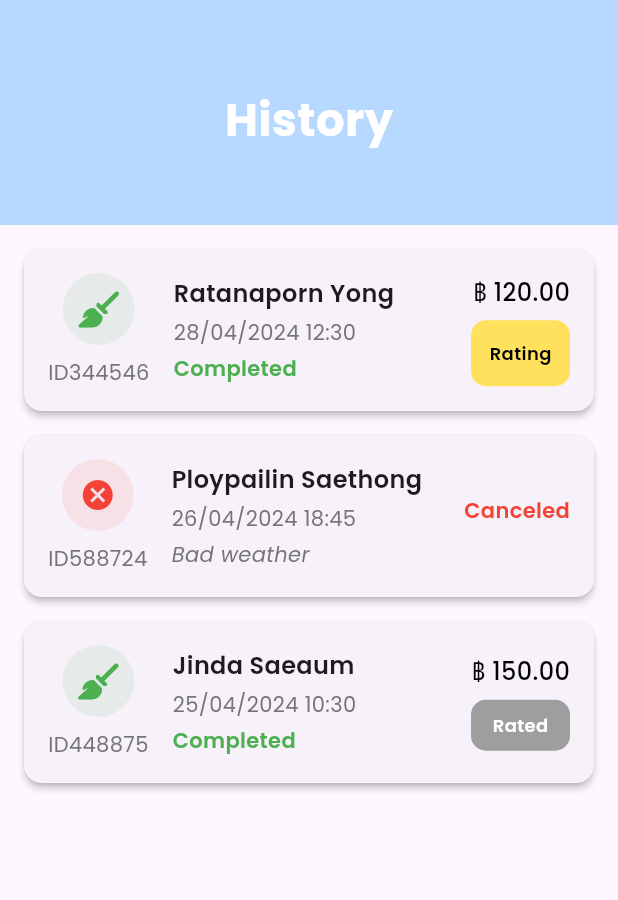
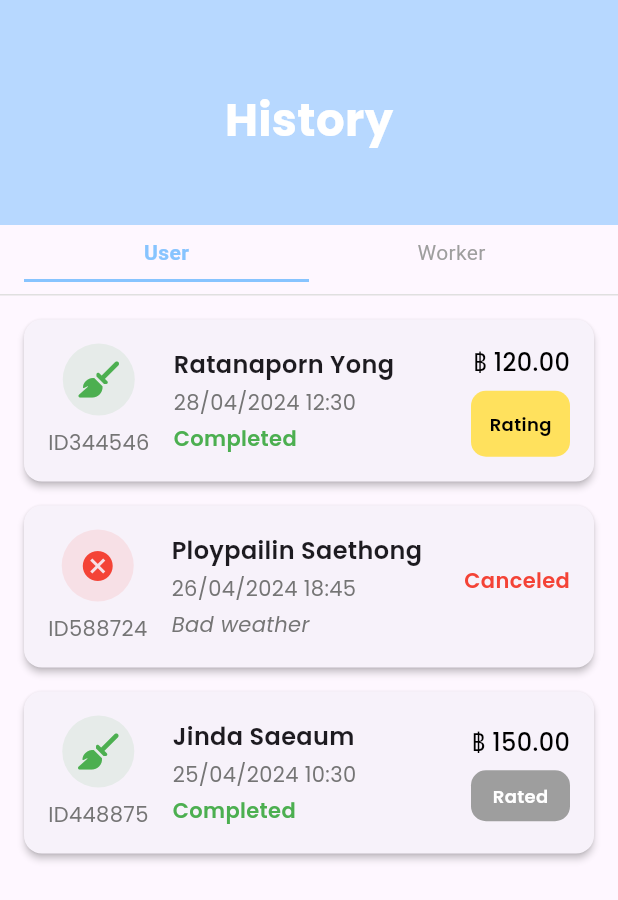
Before and after one commit to Kamila3820/HOCA_frontend, a Flutter app: the HistoryPage screen opened directly, on a phone screen of 412 x 824 dp. Shown: the top 900 px of the screen. Run offline on Flutter 3.47's test engine with Material 3 defaults, Android fonts, the phone set to English and light mode, and no system bars; our stand-ins replace dio, flutter_dotenv, font_awesome_flutter, geocoding, google_fonts, google_maps_flutter and 5 more; missing offline and left inert: flutter_platform_alert; accounts and stored records are empty; generated files the repository leaves out were written again.

Commit message:
31_commit
separate history with worker and user

```diff
--- a/hoca_frontend/lib/pages/history.dart
+++ b/hoca_frontend/lib/pages/history.dart
@@ -3,8 +3,72 @@ import 'package:font_awesome_flutter/font_awesome_flutter.dart';
 import 'package:google_fonts/google_fonts.dart';
 import 'package:hoca_frontend/components/history/history_card.dart';
 
-class HistoryPage extends StatelessWidget {
+class MessageNotificationTab extends StatelessWidget {
+  final Function(int) onTabSelected;
+  final int selectedIndex;
+
+  const MessageNotificationTab({
+    Key? key,
+    required this.onTabSelected,
+    required this.selectedIndex,
+  }) : super(key: key);
+
+  @override
+  Widget build(BuildContext context) {
+    return Container(
+      padding: EdgeInsets.symmetric(horizontal: 16, vertical: 8),
+      decoration: BoxDecoration(
+        border: Border(
+          bottom: BorderSide(
+            color: Colors.grey[300]!,
+            width: 1,
+          ),
+        ),
+      ),
+      child: Row(
+        children: [
+          _buildTab('User', 0),
+          _buildTab('Worker', 1),
+        ],
+      ),
+    );
+  }
+
+  Widget _buildTab(String title, int index) {
+    final isSelected = selectedIndex == index;
+    return Expanded(
+      child: GestureDetector(
+        onTap: () => onTabSelected(index),
+        child: Column(
+          children: [
+            Text(
+              title,
+              style: TextStyle(
+                color: isSelected ? const Color(0xFF87C4FF) : Colors.grey,
+                fontWeight: isSelected ? FontWeight.bold : FontWeight.normal,
+              ),
+            ),
+            SizedBox(height: 8),
+            Container(
+              height: 2,
+              color: isSelected ? const Color(0xFF87C4FF) : Colors.transparent,
+            ),
+          ],
+        ),
+      ),
+    );
+  }
+}
+
+class HistoryPage extends StatefulWidget {
   const HistoryPage({super.key});
+
+  @override
+  _HistoryPageState createState() => _HistoryPageState();
+}
+
+class _HistoryPageState extends State<HistoryPage> {
+  int _selectedTabIndex = 0;
 
   @override
   Widget build(BuildContext context) {
@@ -38,8 +102,25 @@ class HistoryPage extends StatelessWidget {
               ),
             ),
           ),
+          MessageNotificationTab(
+            selectedIndex: _selectedTabIndex,
+            onTabSelected: (index) {
+              setState(() {
+                _selectedTabIndex = index;
+              });
+              // Add any additional logic for tab changes here
+            },
+          ),
           Expanded(
-            child: ListView(
+            child: _selectedTabIndex == 0 ? _buildUserList() : _buildWorkerList(),
+          ),
+        ],
+      ),
+    );
+  }
+
+  Widget _buildUserList() {
+    return ListView(
       padding: const EdgeInsets.all(16),
       children: [
         // HistoryCard for a completed job with a price
@@ -81,10 +162,41 @@ class HistoryPage extends StatelessWidget {
           price: '150.00', // Include price for completed jobs
         ),
       ],
+    );
+  }
+
+  Widget _buildWorkerList() {
+    // Placeholder for notification list
+     return ListView(
+      padding: const EdgeInsets.all(16),
+      children: [
+        // HistoryCard for a completed job with a price
+        HistoryCard(
+          id: 'ID165187',
+          name: 'Gaysowadorn Yinggay',
+          date: '2/06/2024',
+          time: '13:00',
+          status: 'Completed',
+          iconColor: Colors.green,
+          icon: FontAwesomeIcons.broom,
+
+          price: '200.00', // Include price for completed jobs
         ),
+        // HistoryCard for a canceled job (no price)
+        HistoryCard(
+          id: 'ID122231',
+          name: 'Kaweephop Noppakun',
+          date: '26/02/2024',
+          time: '20:00',
+          status: 'Canceled',
+          statusColor: Colors.red,
+          iconColor: Colors.red,
+          icon: Icons.cancel,
+          reason: 'Accident on leg',
+          price: '', // No price for canceled jobs
         ),
+        // HistoryCard for another completed job with a price
       ],
-      ),
     );
   }
 }
```
Lines whose indentation alone changed are shown as unchanged.
